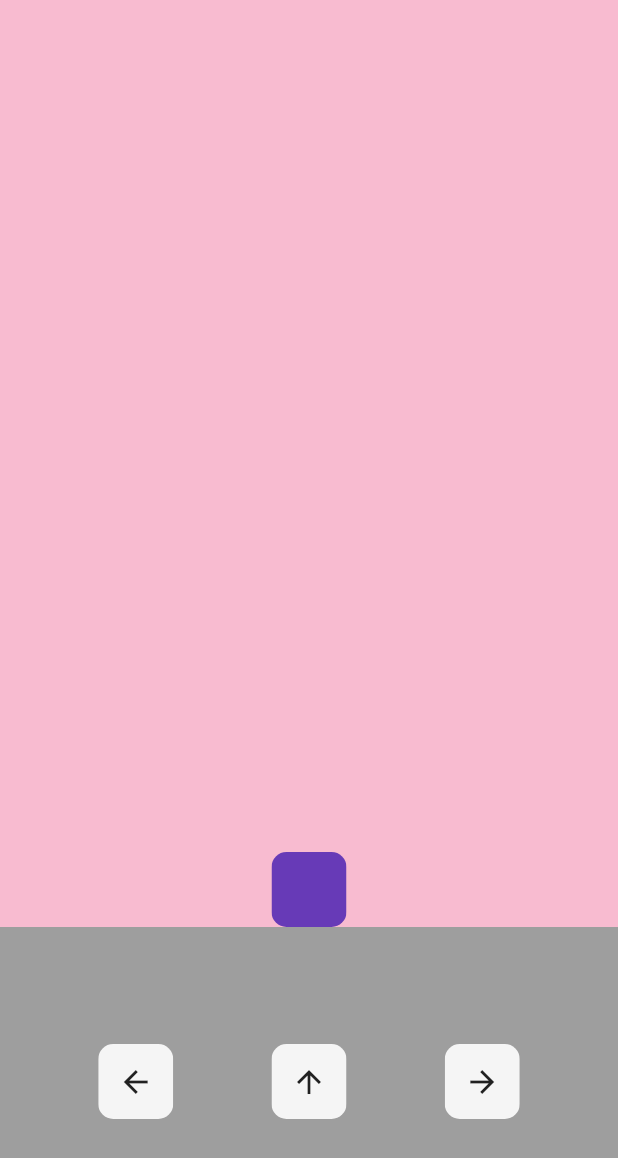
After one commit to CircleQMinh/Flutter-MiniGame, a Flutter app: the screen it shows after launch, after a tap on "Bắn bong bóng", on a phone screen of 412 x 824 dp. The commit adds this screen. Shown: the top 1158 px of the screen. Run offline on Flutter 3.47's test engine with Material 2 defaults, Android fonts, the light colour scheme and no system bars; our stand-ins replace font_awesome_flutter, get; network calls fail.

Commit message:
update snake game, create bubble game

```diff
--- a/lib/main.dart
+++ b/lib/main.dart
@@ -1,5 +1,6 @@
 import 'package:flutter/material.dart';
 import 'package:get/get.dart';
+import 'package:minigame_app/screen/BubbleTrouble/main.dart';
 import 'package:minigame_app/screen/rock_paper_scissors/main.dart';
 import 'package:minigame_app/screen/xidach/main.dart';
 import 'package:minigame_app/screen/tictactoe/pages/home/home_page.dart';
@@ -24,6 +25,7 @@ class MyApp extends StatelessWidget {
         "/tictactoe": (context) => const TictactoePage(),
         "/tetris": (context) => const TetrisScreen(),
         "/snake": (context) => const SnakeApp(),
+        "/bubble": (context) => const BubbleApp()
       },
     );
   }
--- /dev/null
+++ b/lib/screen/BubbleTrouble/BubbleTrouble.dart
@@ -0,0 +1,106 @@
+import 'dart:async';
+
+import 'package:flutter/material.dart';
+import 'package:flutter/services.dart';
+import 'package:minigame_app/screen/BubbleTrouble/player.dart';
+
+import 'button.dart';
+
+class BubbleTroublePage extends StatefulWidget{
+  @override
+  _BubbleTroublePage createState () => _BubbleTroublePage();
+}
+
+class _BubbleTroublePage extends State<BubbleTroublePage> {
+  // vi tri nguoi choi
+  double playerX = 0;
+
+  // bien vi tri mui ten
+  double missibleX = 0;
+  double missibleY = 1;
+
+  moveL() {
+    print('Left');
+    setState(() {
+      if(playerX - 0.1 < -1) {
+      } else {
+        playerX -= 0.1;
+      }
+    });
+  }
+
+  moveR() {
+    print('Right');
+
+    setState(() {
+      if(playerX + 0.1 > 1) {
+      } else {
+        playerX += 0.1;
+      }
+    });
+  }
+
+  fireMissile() {
+    Timer.periodic(Duration(milliseconds: 100), (timer) {
+      setState(() {
+        missibleY -= 0.1;
+      });
+    });
+  }
+
+  @override
+  Widget build(BuildContext context) {
+    return RawKeyboardListener(
+      focusNode: FocusNode(),
+      autofocus: true,
+      onKey: (event) {
+        if(event.isKeyPressed(LogicalKeyboardKey.arrowLeft)){
+          moveL();
+        } else if (event.isKeyPressed(LogicalKeyboardKey.arrowRight)) {
+          moveR();
+        }
+
+        if (event.isKeyPressed(LogicalKeyboardKey.space)) {
+          fireMissile();
+        }
+      },
+      child: Column(
+        children: [
+          Expanded(
+            flex: 3,
+            child: Container(
+              color: Colors.pink.shade100,
+              child: Stack(
+                children: [
+                  Container(
+                    alignment: Alignment(missibleX, missibleY),
+                    child: Container(
+                        width: 30,
+                        height: 30,
+                        color: Colors.red
+                    ),
+                  ),
+                  MyPlayer(playerX: this.playerX)
+                ],
+              ),
+            ),
+          ),
+          Expanded(
+            child: Container(
+                color: Colors.grey.shade500,
+              child: Row(
+                mainAxisAlignment: MainAxisAlignment.spaceEvenly,
+                children: [
+                  MyButton(icon: Icons.arrow_back, func: moveL),
+                  MyButton(icon: Icons.arrow_upward, func: fireMissile),
+                  MyButton(icon: Icons.arrow_forward, func: moveR)
+                ],
+              ),
+            ),
+          )
+        ],
+      ),
+    );
+  }
+
+}
--- /dev/null
+++ b/lib/screen/BubbleTrouble/button.dart
@@ -0,0 +1,24 @@
+import 'package:flutter/material.dart';
+
+class MyButton extends StatelessWidget {
+  final icon;
+  final func;
+
+  MyButton({ this.icon, this.func });
+
+  @override
+  Widget build(BuildContext context) {
+    return GestureDetector(
+      onTap: func,
+      child: ClipRRect(
+          borderRadius: BorderRadius.circular(10),
+          child: Container(
+              color: Colors.grey.shade100,
+              width: 50,
+              height: 50,
+              child: Center(child: Icon(icon),)
+          )
+      )
+    );
+  }
+}
--- /dev/null
+++ b/lib/screen/BubbleTrouble/main.dart
@@ -0,0 +1,18 @@
+import 'package:flutter/material.dart';
+import 'package:minigame_app/screen/BubbleTrouble/BubbleTrouble.dart';
+
+void main() {
+  runApp(const BubbleApp());
+}
+
+class BubbleApp extends StatelessWidget {
+  const BubbleApp({Key? key}) : super(key: key);
+  @override
+  Widget build(BuildContext context) {
+    return MaterialApp(
+      debugShowCheckedModeBanner: false,
+      home: BubbleTroublePage()
+    );
+  }
+
+}
--- /dev/null
+++ b/lib/screen/BubbleTrouble/player.dart
@@ -0,0 +1,23 @@
+import 'package:flutter/material.dart';
+
+class MyPlayer extends StatelessWidget{
+  final playerX;
+
+  MyPlayer({ this.playerX });
+
+  @override
+  Widget build(BuildContext context) {
+    return Container(
+      alignment: Alignment(playerX, 1),
+      child: ClipRRect(
+        borderRadius: BorderRadius.circular(10),
+        child: Container(
+          color: Colors.deepPurple,
+          height: 50,
+          width: 50,
+        ),
+      ),
+    );
+  }
+
+}
--- a/lib/screen/mainmenu.dart
+++ b/lib/screen/mainmenu.dart
@@ -99,7 +99,9 @@ class _MainMenuScreenState extends State<MainMenuScreen> {
                       modeButton("Xếp hình", "Trò chơi xếp hình!",
                           FontAwesomeIcons.square, Colors.red, width, "/tetris"),
                       modeButton("Con rắn", "Trò chơi con rắn!",
-                          FontAwesomeIcons.chartLine, Colors.red, width, "/snake")
+                          FontAwesomeIcons.chartLine, Colors.red, width, "/snake"),
+                      modeButton("Bắn bong bóng", "Trò chơi bắn bong bóng!",
+                          FontAwesomeIcons.chartLine, Colors.red, width, "/bubble")
                     ],
                   ),
                 ],
```
Also changed, not shown: lib/screen/snake/main.dart (+54 -5 lines).
